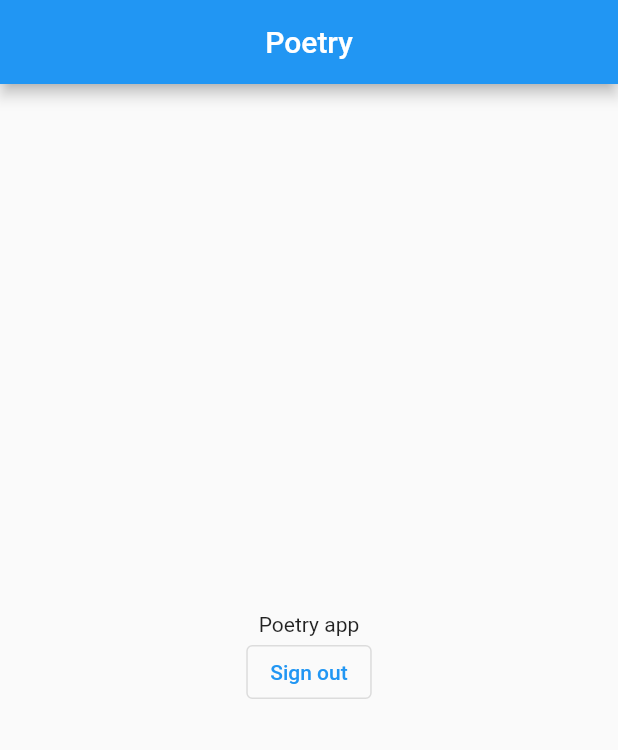
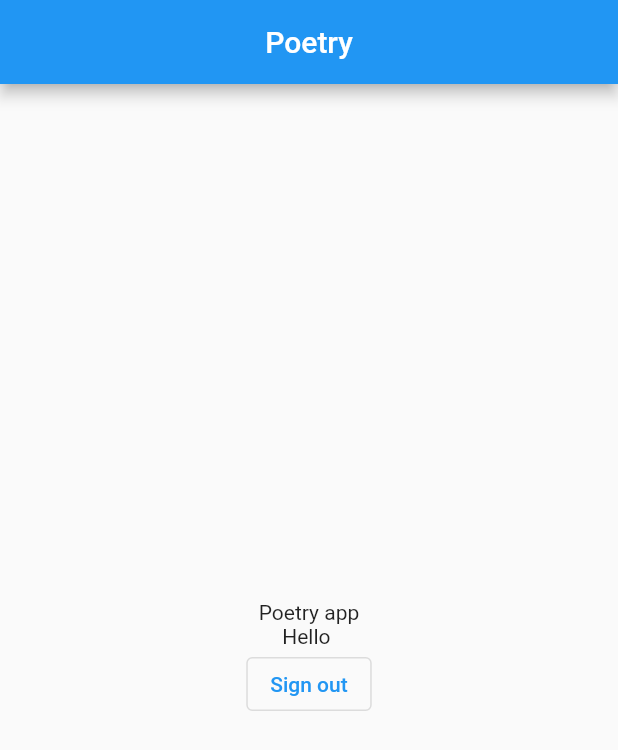
Before and after one commit to NacuAndrei/PoemsApp_UI-UX, a Flutter app: the screen it shows once a user with an empty profile is signed in, on a phone screen of 412 x 824 dp. Shown: the top 750 px of the screen. Run offline on Flutter 3.47's test engine with Material 2 defaults, Android fonts, the phone set to English and light mode, and no system bars; our stand-ins replace firebase_auth, firebase_core, font_awesome_flutter, form_validator, get_it, google_sign_in and 1 more; accounts and stored records are empty.

Commit message:
Added email sign-in and log-in with password recovery.

```diff
--- a/lib/main.dart
+++ b/lib/main.dart
@@ -4,6 +4,7 @@ import 'package:flutter/material.dart';
 import 'package:get_it/get_it.dart';
 import 'package:poetry_app/Auth/Login.dart';
 import 'package:poetry_app/Auth/Services/AuthService.dart';
+import 'package:poetry_app/Auth/Signup.dart';
 import 'package:poetry_app/firebase_options.dart';
 
 void main() async {
@@ -37,9 +38,11 @@ class MyApp extends StatelessWidget {
   // Listen to the auth state and display the appropriate screen
   Widget _getLandingPage() {
     return StreamBuilder<User?>(
-      stream: FirebaseAuth.instance.authStateChanges(),
+      stream: FirebaseAuth.instance.userChanges(),
       builder: (BuildContext context, snapshot) {
         if (snapshot.hasData) {
+          Navigator.of(context).popUntil((route) => route.isFirst);
+
           return Scaffold(
             appBar: AppBar(
               title: const Text("Poetry"),
@@ -47,7 +50,14 @@ class MyApp extends StatelessWidget {
             body: Column(
               mainAxisAlignment: MainAxisAlignment.center,
               children: [
-                const Center(child: Text("Poetry app")),
+                Center(
+                  child: Column(
+                    children: [
+                      Text("Poetry app"),
+                      Text("Hello ${snapshot.data?.displayName}"),
+                    ],
+                  ),
+                ),
                 OutlinedButton(
                     onPressed: () {
                       GetIt.instance<AuthService>().logOut();
@@ -57,7 +67,28 @@ class MyApp extends StatelessWidget {
             ),
           );
         } else {
-          return const Login();
+          return Scaffold(
+            appBar: AppBar(title: const Text("Poetry app")),
+            body: Column(
+              children: [
+                OutlinedButton(
+                  onPressed: () {
+                    Navigator.of(context).push(MaterialPageRoute(
+                        builder: (context) => const Signup()));
+                  },
+                  child: const Text("Sign up"),
+                ),
+                OutlinedButton(
+                  onPressed: () {
+                    Navigator.of(context).push(
+                        MaterialPageRoute(builder: (context) => const Login()));
+                  },
+                  child: const Text("Login"),
+                ),
+              ],
+            ),
+          );
+          // return const Signup();
         }
       },
     );
```
Also changed, not shown: lib/Auth/Login.dart (+92 -15 lines), lib/Auth/Services/AuthService.dart (+48 -1 lines), lib/Auth/Signup.dart (+17 -4 lines).
